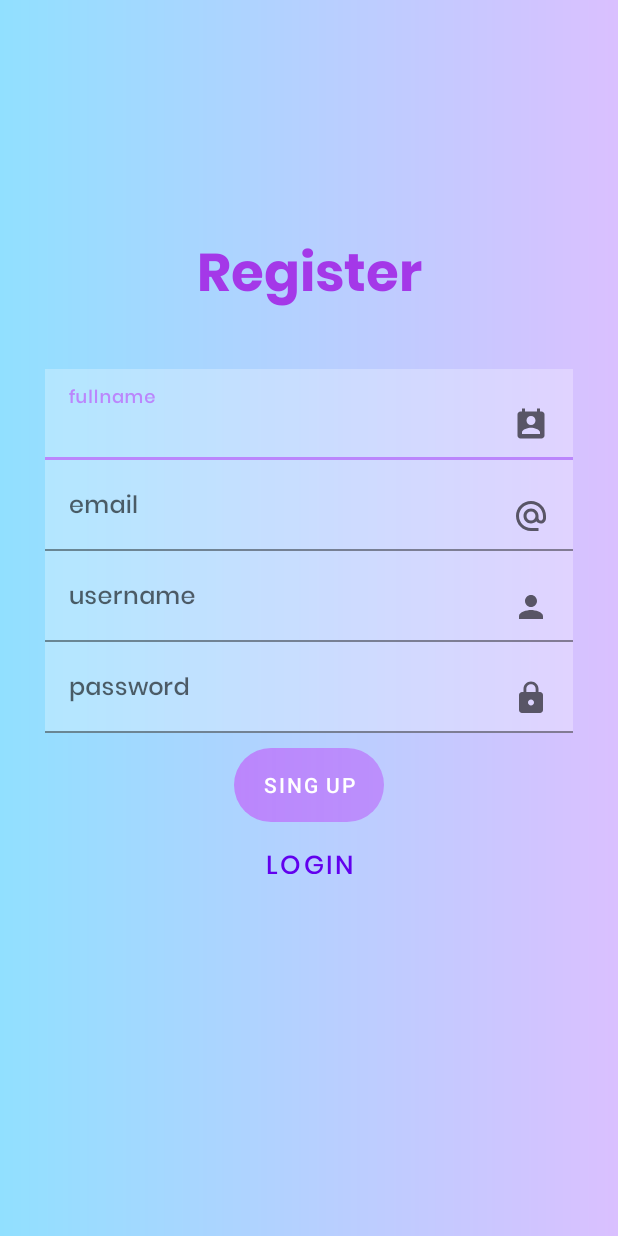
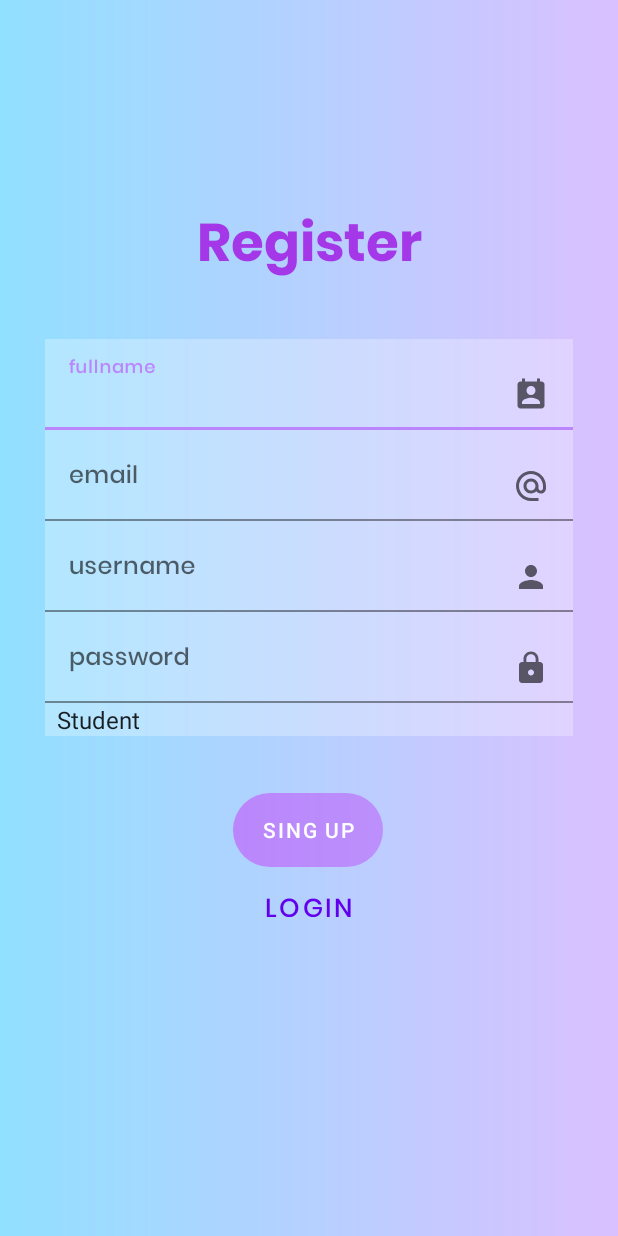
Before and after one commit to sarnatk/Repetinder, an Android app: the RegisterActivity screen opened directly, with no data from a screen before it, on a phone screen of 412 x 824 dp. Run offline under Robolectric (Android 15) with nearby library versions, the phone set to English and light mode, and no system bars.

Commit message:
add tutor or student field in registration

```diff
--- a/app/src/main/java/ru/hse/java/repetinder/MainActivity.java
+++ b/app/src/main/java/ru/hse/java/repetinder/MainActivity.java
@@ -9,7 +9,9 @@ import androidx.appcompat.app.AppCompatActivity;
 
 import com.lorentzos.flingswipe.SwipeFlingAdapterView;
 
+import java.lang.reflect.Array;
 import java.util.ArrayList;
+import java.util.Collections;
 
 public class MainActivity extends AppCompatActivity {
 
@@ -22,8 +24,10 @@ public class MainActivity extends AppCompatActivity {
         super.onCreate(savedInstanceState);
         setContentView(R.layout.activity_main);
 
-
+        Bundle extras = getIntent().getExtras();
+        String username = extras.getString("username");
         al = new ArrayList<>();
+        al.add(username);
         al.add("Таня");
         al.add("Саша");
         al.add("Герман");
--- a/app/src/main/java/ru/hse/java/repetinder/RegisterActivity.java
+++ b/app/src/main/java/ru/hse/java/repetinder/RegisterActivity.java
@@ -3,13 +3,20 @@ package ru.hse.java.repetinder;
 import android.content.Intent;
 import android.os.Bundle;
 import android.view.View;
+import android.widget.AdapterView;
+import android.widget.ArrayAdapter;
 import android.widget.Button;
+import android.widget.Spinner;
 
 import androidx.appcompat.app.AppCompatActivity;
 
 import com.google.android.material.textfield.TextInputEditText;
 
+import java.util.ArrayList;
+
 public class RegisterActivity extends AppCompatActivity {
+    private User user;
+
 
     @Override
     protected void onCreate(Bundle savedInstanceState) {
@@ -20,13 +27,36 @@ public class RegisterActivity extends AppCompatActivity {
         Button buttonLogin = (Button) findViewById(R.id.backToLogin);
         TextInputEditText editEmail = (TextInputEditText) findViewById(R.id.email);
         TextInputEditText editFullname = (TextInputEditText) findViewById(R.id.fullname);
+
         TextInputEditText editUsername = (TextInputEditText) findViewById(R.id.username);
         TextInputEditText editPassword = (TextInputEditText) findViewById(R.id.password);
 
+        Spinner spinner = (Spinner) findViewById(R.id.spinner);
+        ArrayAdapter<CharSequence> adapter = ArrayAdapter.createFromResource(this,
+                R.array.user_type, android.R.layout.simple_spinner_item);
+        adapter.setDropDownViewResource(android.R.layout.simple_spinner_dropdown_item);
+        spinner.setAdapter(adapter);
+
+        spinner.setOnItemSelectedListener(new AdapterView.OnItemSelectedListener() {
+                                              public void onItemSelected(AdapterView<?> parent, View view, int pos, long id) {
+                                                  String text = parent.getItemAtPosition(pos).toString();
+                                                  if (text.equals("Tutor")) {
+                                                      user = new Tutor(editFullname.getText().toString(), editPassword.getText().toString());
+                                                  } else {
+                                                      user = new Student(editFullname.getText().toString(), editPassword.getText().toString());
+                                                  }
+                                              }
+
+                                              @Override
+                                              public void onNothingSelected(AdapterView<?> parent) {
+
+                                              }
+                                          });
         buttonRegister.setOnClickListener(new View.OnClickListener() {
             @Override
             public void onClick(View v) {
                 Intent intent = new Intent(RegisterActivity.this, MainActivity.class);
+                intent.putExtra("username", user.getUsername());
                 startActivity(intent);
                 finish();
             }
--- a/app/src/main/java/ru/hse/java/repetinder/Student.java
+++ b/app/src/main/java/ru/hse/java/repetinder/Student.java
@@ -4,8 +4,8 @@ import java.util.ArrayList;
 import java.util.Collection;
 
 public class Student extends User {
-    public Student(int id, String username, String password) {
-        super(id, username, password);
+    public Student(String username, String password) {
+        super(username, password);
     }
 
     public void setMaxPrice(int maxPrice) {
--- a/app/src/main/java/ru/hse/java/repetinder/Tutor.java
+++ b/app/src/main/java/ru/hse/java/repetinder/Tutor.java
@@ -1,8 +1,8 @@
 package ru.hse.java.repetinder;
 
 public class Tutor extends User {
-    public Tutor(int id, String username, String password) {
-        super(id, username, password);
+    public Tutor(String username, String password) {
+        super(username, password);
     }
 
     public void setMinPrice(int minPrice) {
--- a/app/src/main/res/layout/activity_register.xml
+++ b/app/src/main/res/layout/activity_register.xml
@@ -117,6 +117,18 @@
                 tools:targetApi="jelly_bean" />
         </com.google.android.material.textfield.TextInputLayout>
 
+        <Spinner
+            android:id="@+id/spinner"
+            android:layout_width="match_parent"
+            android:layout_height="wrap_content"
+            android:layout_marginLeft="30dp"
+            android:layout_marginRight="30dp"
+            android:background="@color/light_white"
+            android:entries="@array/user_type"
+            app:layout_constraintTop_toBottomOf="@+id/textInputLayoutPassword"
+            tools:ignore="MissingConstraints"
+            />
+
         <ProgressBar
             android:id="@+id/progress"
             android:layout_width="wrap_content"
@@ -130,12 +142,13 @@
             android:id="@+id/signUp"
             android:layout_width="100dp"
             android:layout_height="49dp"
-            android:layout_marginTop="10dp"
+            android:layout_marginTop="60dp"
             android:background="@drawable/default_button"
             android:backgroundTintMode="multiply"
             android:text="@string/sing_up"
             app:iconTint="#FFFFFF"
             app:layout_constraintEnd_toEndOf="parent"
+            app:layout_constraintHorizontal_bias="0.498"
             app:layout_constraintStart_toStartOf="parent"
             app:layout_constraintTop_toBottomOf="@+id/progress" />
 
@@ -143,13 +156,14 @@
             android:id="@+id/backToLogin"
             android:layout_width="200dp"
             android:layout_height="39dp"
-            android:layout_marginTop="5dp"
+            android:layout_marginTop="4dp"
             android:background="@color/transparent"
             android:fontFamily="@font/poppinsmedium"
             android:text="@string/login"
             android:textColor="@color/purple_500"
             android:textSize="17sp"
             app:layout_constraintEnd_toEndOf="parent"
+            app:layout_constraintHorizontal_bias="0.497"
             app:layout_constraintStart_toStartOf="parent"
             app:layout_constraintTop_toBottomOf="@+id/signUp" />
 
--- a/app/src/main/res/values/strings.xml
+++ b/app/src/main/res/values/strings.xml
@@ -10,4 +10,8 @@
     <string name="repetinder">Repetinder</string>
     <string name="name">fullname</string>
     <string name="sing_up">sing up</string>
+    <string-array name="user_type">
+        <item>Student</item>
+        <item>Tutor</item>
+    </string-array>
 </resources>
```
Also changed, not shown: app/src/main/java/ru/hse/java/repetinder/User.java (+11 -6 lines).
